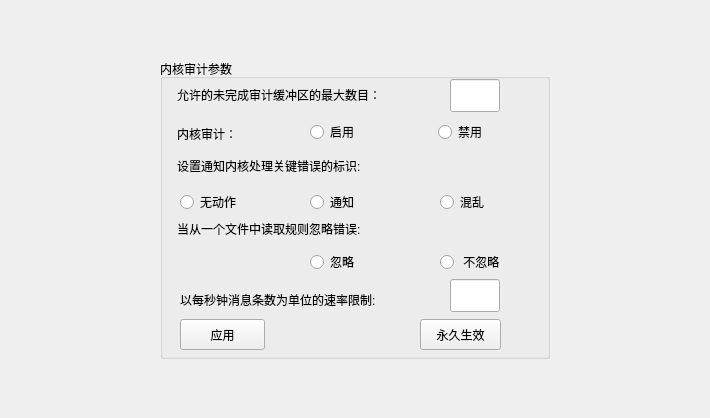
Qt form AUD/audkernrulepage.ui (liuyufeng509/SecCenter) before a commit.
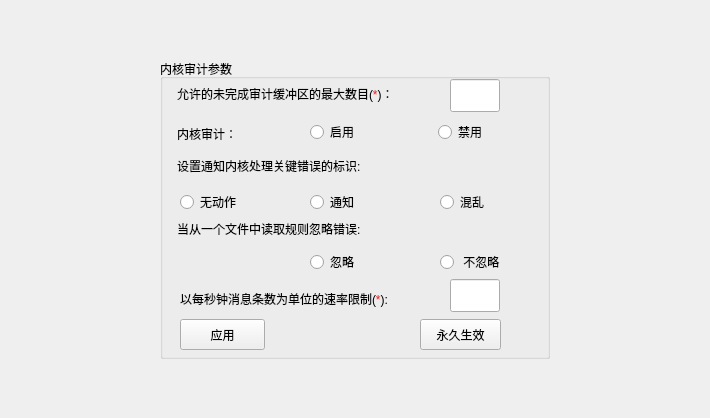
The same form after that commit.

```diff
--- a/AUD/audkernrulepage.ui
+++ b/AUD/audkernrulepage.ui
@@ -62,12 +62,12 @@
        <rect>
         <x>17</x>
         <y>25</y>
-        <width>255</width>
+        <width>261</width>
         <height>21</height>
        </rect>
       </property>
       <property name="text">
-       <string>允许的未完成审计缓冲区的最大数目：</string>
+       <string>&lt;html&gt;&lt;head/&gt;&lt;body&gt;&lt;p&gt;允许的未完成审计缓冲区的最大数目(&lt;span style=&quot; color:#f01b1b;&quot;&gt;*&lt;/span&gt;)：&lt;/p&gt;&lt;/body&gt;&lt;/html&gt;</string>
       </property>
      </widget>
      <widget class="QLineEdit" name="max_noaud_buf_lineEdit">
@@ -194,12 +194,12 @@
        <rect>
         <x>20</x>
         <y>230</y>
-        <width>244</width>
+        <width>261</width>
         <height>21</height>
        </rect>
       </property>
       <property name="text">
-       <string>以每秒钟消息条数为单位的速率限制:</string>
+       <string>&lt;html&gt;&lt;head/&gt;&lt;body&gt;&lt;p&gt;以每秒钟消息条数为单位的速率限制(&lt;span style=&quot; color:#e61d1d;&quot;&gt;*&lt;/span&gt;):&lt;/p&gt;&lt;/body&gt;&lt;/html&gt;</string>
       </property>
      </widget>
      <widget class="QLineEdit" name="rate_limit_lineEdit">
```
Left out of the diff: 2 changed lines with no effect on the pictures.
